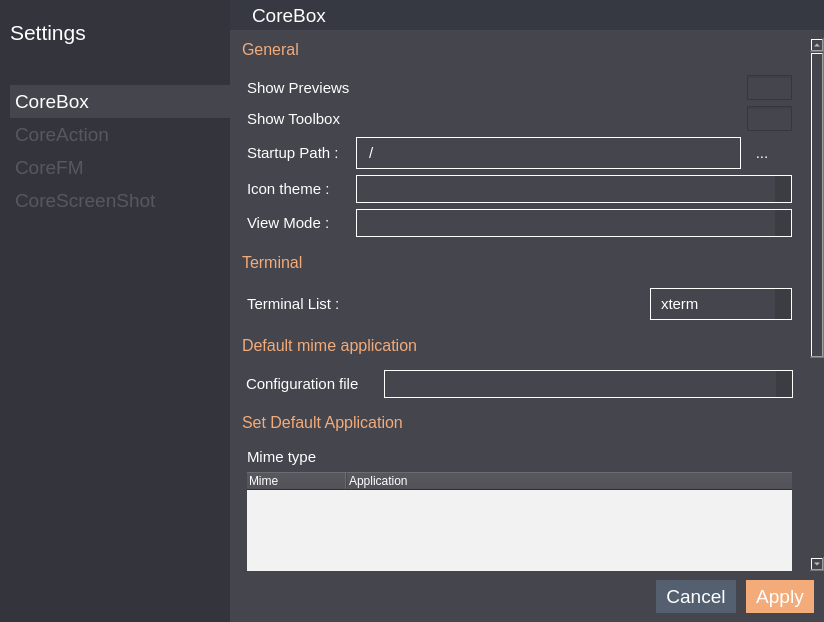
Qt form settings.ui (rahmanshaber/corebox) before a commit.
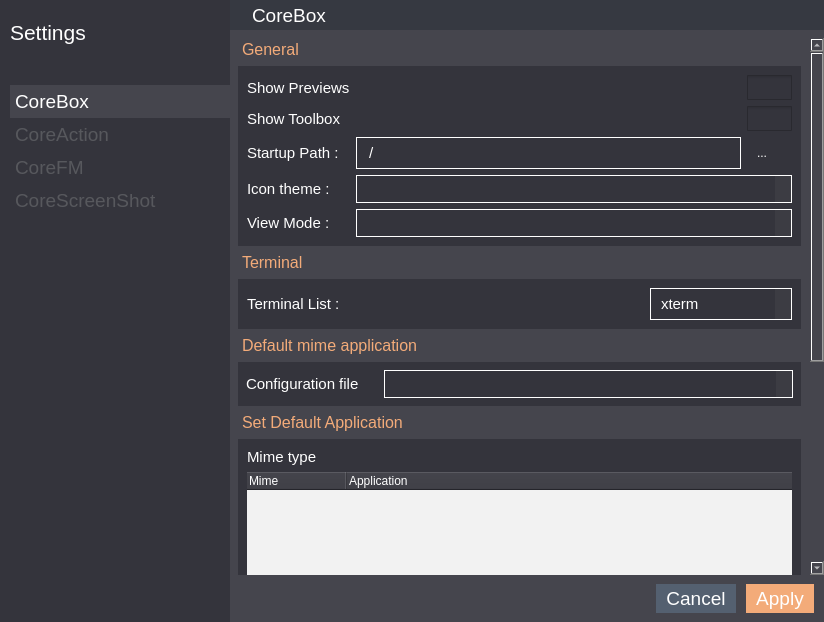
The same form after that commit. The open tabs and pages were chosen to show the change. Icons and pictures are not drawn.

```diff
--- a/settings.ui
+++ b/settings.ui
@@ -462,7 +462,7 @@
          <string notr="true">QPushButton{
 background-color:#546070 ;
 color:#ffffff ;
-padding: 5px 10px 5px 10px;
+padding: 3px 10px 3px 10px;
 }
 </string>
         </property>
@@ -482,7 +482,7 @@
          <string notr="true">QPushButton{
 background-color:#F3AB79 ;
 color:#ffffff ;
-padding: 5px 10px 5px 10px;
+padding: 3px 10px 3px 10px;
 }
 </string>
         </property>
@@ -815,7 +815,7 @@
           <property name="geometry">
            <rect>
             <x>0</x>
-            <y>0</y>
+            <y>-321</y>
             <width>574</width>
             <height>862</height>
            </rect>
@@ -861,6 +861,12 @@
                <pointsize>11</pointsize>
               </font>
              </property>
+             <property name="styleSheet">
+              <string notr="true">QWidget{
+background-color: #34343C;
+color: #ffffff;
+}</string>
+             </property>
              <layout class="QGridLayout" name="gridLayout">
               <item row="4" column="0">
                <widget class="QLabel" name="label_13">
@@ -1101,6 +1107,12 @@
                <pointsize>11</pointsize>
               </font>
              </property>
+             <property name="styleSheet">
+              <string notr="true">QWidget{
+background-color: #34343C;
+color: #ffffff;
+}</string>
+             </property>
              <layout class="QHBoxLayout" name="horizontalLayout">
               <item>
                <widget class="QLabel" name="label">
@@ -1241,6 +1253,12 @@
            </item>
            <item>
             <widget class="QFrame" name="mconfF">
+             <property name="styleSheet">
+              <string notr="true">QWidget{
+background-color: #34343C;
+color: #ffffff;
+}</string>
+             </property>
              <layout class="QHBoxLayout" name="horizontalLayout_7">
               <property name="spacing">
                <number>25</number>
@@ -1319,6 +1337,12 @@
            </item>
            <item>
             <widget class="QFrame" name="grpAssoc">
+             <property name="styleSheet">
+              <string notr="true">QWidget{
+background-color: #34343C;
+color: #ffffff;
+}</string>
+             </property>
              <layout class="QGridLayout" name="gridLayout_3">
               <item row="4" column="0" rowspan="4">
                <widget class="QListWidget" name="listAssoc">
```
Left out of the diff: 34 changed lines with no effect on the pictures.
